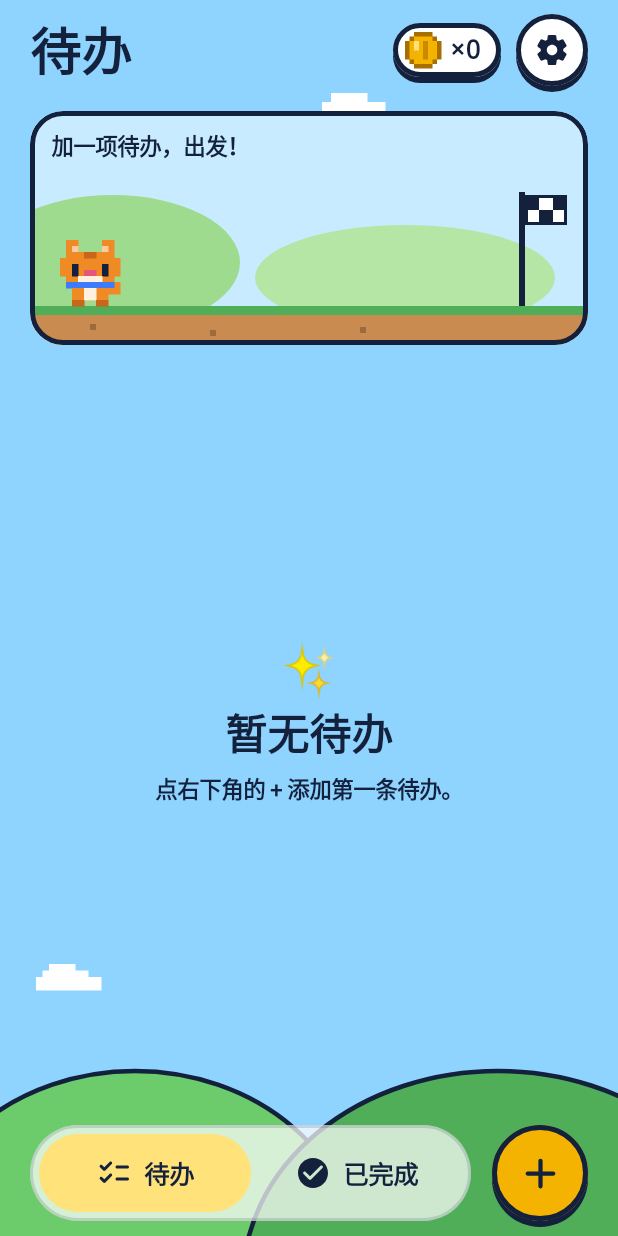
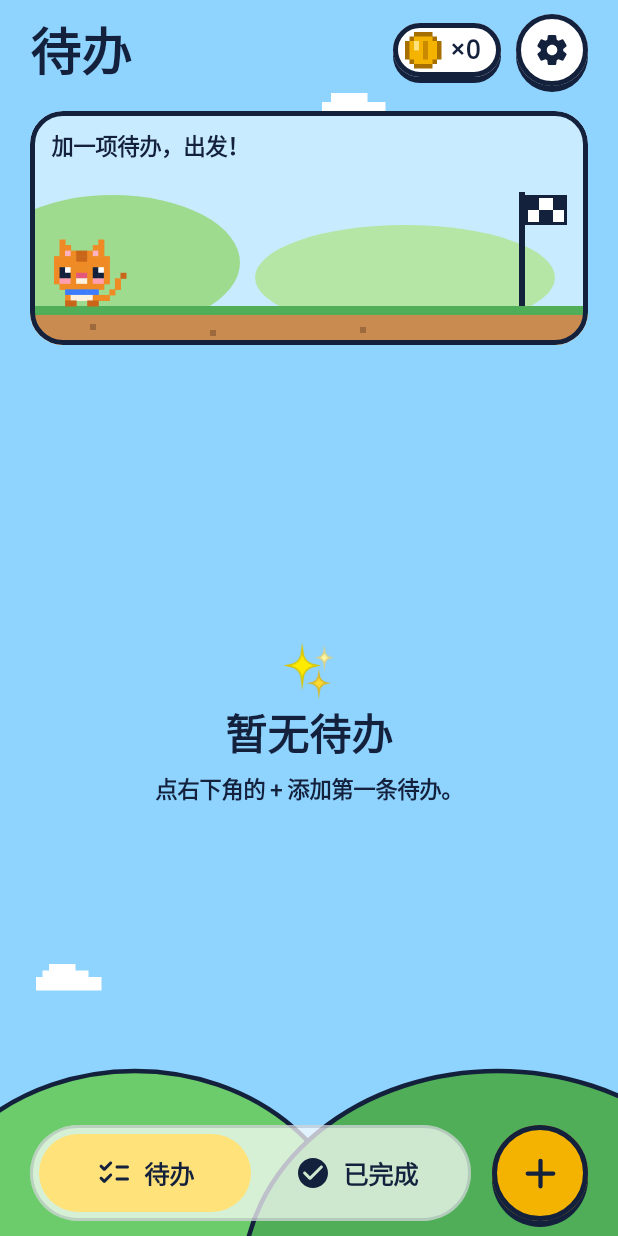
Before and after one commit to akshatwho/DoneBuzz-Android, an Android app built with Jetpack Compose: the screen it shows after launch (MainActivity), on a phone screen of 412 x 824 dp. Run offline under Robolectric (Android 15) with nearby library versions, the phone set to English and light mode, and no system bars; our stand-ins replace Room's generated code; libraries missing offline, so code that uses them is left out: androidx.glance, androidx.glance.appwidget.

Commit message:
Cuter wagging cat, drop confetti to match iOS
The cat gets bigger sparkly eyes, pink cheeks and pointy ears, and its tail
wags in short bursts with an occasional blink (still with Remove animations
on). Completing a task no longer rains confetti, matching the iOS app.

Co-Authored-By: Claude Opus 5.5 <noreply@anthropic.com>

```diff
--- a/app/src/main/java/com/adhd/donebuzz/ui/Components.kt
+++ b/app/src/main/java/com/adhd/donebuzz/ui/Components.kt
@@ -1,7 +1,6 @@
 package com.adhd.donebuzz.ui
 
 import androidx.compose.animation.core.Animatable
-import androidx.compose.animation.core.LinearEasing
 import androidx.compose.animation.core.keyframes
 import androidx.compose.animation.core.tween
 import androidx.compose.foundation.Canvas
@@ -28,14 +27,12 @@ import androidx.compose.ui.Modifier
 import androidx.compose.ui.geometry.Offset
 import androidx.compose.ui.geometry.Size
 import androidx.compose.ui.graphics.Color
-import androidx.compose.ui.graphics.drawscope.rotate
 import androidx.compose.ui.graphics.graphicsLayer
 import androidx.compose.ui.semantics.clearAndSetSemantics
 import androidx.compose.ui.semantics.contentDescription
 import androidx.compose.ui.unit.dp
 import com.adhd.donebuzz.i18n.LocalStrings
 import com.adhd.donebuzz.logic.StreakInfo
-import kotlin.random.Random
 
 /** The sky, rolling hills and clouds behind every screen. */
 @Composable
@@ -141,46 +138,3 @@ fun StreakBanner(info: StreakInfo) {
         }
     }
 }
-
-/** Confetti raining from the top of the screen, played once per [bursts] bump. */
-@Composable
-fun Confetti(bursts: Int, modifier: Modifier = Modifier) {
-    val reduceMotion = rememberReduceMotion()
-    val progress = remember { Animatable(1f) }
-    val pieces = remember(bursts) {
-        val random = Random(bursts)
-        val colors = listOf(Palette.gold, Palette.grass, Color(0xFFE5577A), Color(0xFF3D7BFF), Palette.sky, Color(0xFFF08A24))
-        List(70) {
-            Piece(
-                x = random.nextFloat(),
-                drift = random.nextFloat() * 0.3f - 0.15f,
-                speed = 0.7f + random.nextFloat() * 0.6f,
-                delay = random.nextFloat() * 0.25f,
-                spin = random.nextFloat() * 720f - 360f,
-                color = colors[random.nextInt(colors.size)],
-            )
-        }
-    }
-    LaunchedEffect(bursts) {
-        if (bursts > 0 && !reduceMotion) {
-            progress.snapTo(0f)
-            progress.animateTo(1f, tween(1900, easing = LinearEasing))
-        }
-    }
-    if (progress.value >= 1f) return
-    Canvas(modifier.fillMaxSize()) {
-        val p = progress.value
-        for (piece in pieces) {
-            val local = ((p - piece.delay) / (1 - piece.delay)).coerceIn(0f, 1f)
-            if (local <= 0f) continue
-            val y = -20f + local * piece.speed * size.height * 1.1f
-            val x = (piece.x + piece.drift * local) * size.width
-            val alpha = if (local > 0.8f) (1 - local) / 0.2f else 1f
-            rotate(piece.spin * local, Offset(x, y)) {
-                drawRect(piece.color.copy(alpha = alpha), Offset(x - 5f, y - 8f), Size(10.dp.toPx() / 1.6f, 16.dp.toPx() / 1.6f))
-            }
-        }
-    }
-}
-
-private data class Piece(val x: Float, val drift: Float, val speed: Float, val delay: Float, val spin: Float, val color: Color)
--- a/app/src/main/java/com/adhd/donebuzz/ui/RootScreen.kt
+++ b/app/src/main/java/com/adhd/donebuzz/ui/RootScreen.kt
@@ -89,7 +89,6 @@ fun RootScreen(addRequests: Int) {
     var editing by remember { mutableStateOf<Todo?>(null) }
     var showSettings by remember { mutableStateOf(false) }
     var showWhatsNew by remember { mutableStateOf(false) }
-    var confetti by remember { mutableIntStateOf(0) }
 
     // The widget's + opens the add sheet.
     LaunchedEffect(addRequests) {
@@ -127,7 +126,6 @@ fun RootScreen(addRequests: Int) {
                         feedback = feedback,
                         onSettings = { showSettings = true },
                         onEdit = { editing = it },
-                        onCelebrate = { confetti++ },
                         contentPadding = contentPadding,
                     )
                     else -> HistoryScreen(contentPadding)
@@ -138,7 +136,6 @@ fun RootScreen(addRequests: Int) {
                 onAdd = { adding = true },
                 modifier = Modifier.align(Alignment.BottomCenter).navigationBarsPadding().padding(horizontal = 20.dp).padding(bottom = 10.dp),
             )
-            Confetti(confetti)
         }
 
         if (adding) {
--- a/app/src/main/java/com/adhd/donebuzz/ui/Stage.kt
+++ b/app/src/main/java/com/adhd/donebuzz/ui/Stage.kt
@@ -21,6 +21,9 @@ import androidx.compose.material3.Text
 import androidx.compose.runtime.Composable
 import androidx.compose.runtime.LaunchedEffect
 import androidx.compose.runtime.getValue
+import androidx.compose.runtime.mutableIntStateOf
+import androidx.compose.runtime.setValue
+import kotlinx.coroutines.delay
 import androidx.compose.runtime.remember
 import androidx.compose.ui.Alignment
 import androidx.compose.ui.Modifier
@@ -144,9 +147,9 @@ fun Stage(done: Int, total: Int, position: Float, hops: Int, modifier: Modifier
                     },
             )
             // Crouch, jump, hang at the top, land with a squash, settle.
-            PixelSprite(
-                Sprite.cat,
-                Modifier
+            WaggingCat(
+                animated = !reduceMotion,
+                modifier = Modifier
                     .size(sprite)
                     .graphicsLayer {
                         transformOrigin = TransformOrigin(0.5f, 1f)
@@ -171,3 +174,28 @@ fun CheckeredFlag(modifier: Modifier = Modifier) {
         }
     }
 }
+
+/** One pixel-art frame per tick of the idle animation. */
+const val CAT_TICK_MS = 150L
+
+/** The cat's pose for a given tick: two quick wags, a rest, and an occasional blink. */
+fun catPose(tick: Int): Pair<Tail, Boolean> {
+    val wag = listOf(Tail.LEFT, Tail.MIDDLE, Tail.RIGHT, Tail.MIDDLE, Tail.LEFT, Tail.MIDDLE, Tail.RIGHT, Tail.MIDDLE)
+    val step = tick % 20
+    return (wag.getOrNull(step) ?: Tail.MIDDLE) to (tick % 31 == 14)
+}
+
+/** The cat, idly wagging its tail in little bursts and blinking now and then. */
+@Composable
+fun WaggingCat(animated: Boolean, modifier: Modifier = Modifier) {
+    var tick by remember { mutableIntStateOf(0) }
+    if (animated) {
+        LaunchedEffect(Unit) {
+            while (true) {
+                delay(CAT_TICK_MS)
+                tick++
+            }
+        }
+    }
+    PixelSprite(Sprite.catPoses.getValue(catPose(tick)), modifier)
+}
--- a/app/src/main/java/com/adhd/donebuzz/ui/Theme.kt
+++ b/app/src/main/java/com/adhd/donebuzz/ui/Theme.kt
@@ -85,6 +85,9 @@ fun rememberReduceMotion(): Boolean {
 
 // MARK: Pixel art
 
+/** Where the cat's tail is pointing; cycling left, middle, right, middle makes it wag. */
+enum class Tail { LEFT, MIDDLE, RIGHT }
+
 /** A sprite drawn from a grid of coloured rectangles, so pixel art stays crisp at any size. */
 class Sprite(val columns: Int, val rows: Int, val blocks: List<Block>) {
     data class Block(val x: Int, val y: Int, val w: Int, val h: Int, val color: Color)
@@ -107,33 +110,63 @@ class Sprite(val columns: Int, val rows: Int, val blocks: List<Block>) {
     companion object {
         private fun b(x: Int, y: Int, w: Int, h: Int, c: Color) = Block(x, y, w, h, c)
 
-        /** The hero: a little orange cat in a blue scarf. */
-        val cat: Sprite = run {
-            val fur = Color(0xFFF08A24)
-            val stripe = Color(0xFFC9661A)
-            val innerEar = Color(0xFFFFC9A3)
-            val cream = Color(0xFFFFF1DE)
-            val nose = Color(0xFFE5577A)
-            val scarf = Color(0xFF3D7BFF)
-            val eye = Palette.ink
-            Sprite(
-                12, 12,
-                listOf(
-                    b(2, 1, 2, 2, fur), b(8, 1, 2, 2, fur),
-                    b(3, 2, 1, 1, innerEar), b(8, 2, 1, 1, innerEar),
-                    b(2, 3, 8, 5, fur), b(1, 4, 10, 3, fur),
-                    b(5, 3, 2, 1, stripe),
-                    b(3, 5, 1, 2, eye), b(8, 5, 1, 2, eye),
-                    b(5, 6, 2, 1, nose),
-                    b(4, 7, 4, 1, cream),
-                    b(10, 8, 1, 1, fur),
-                    b(2, 8, 8, 1, scarf),
-                    b(3, 9, 6, 2, fur), b(5, 9, 2, 2, cream),
-                    b(9, 9, 2, 1, fur),
-                    b(3, 11, 2, 1, stripe), b(7, 11, 2, 1, stripe),
-                ),
-            )
+        /** Builds a sprite from rows of characters, one cell per character; unknown characters are see-through. */
+        fun fromArt(art: List<String>, palette: Map<Char, Color>): Sprite {
+            val blocks = art.flatMapIndexed { y, row ->
+                row.mapIndexedNotNull { x, c -> palette[c]?.let { b(x, y, 1, 1, it) } }
+            }
+            return Sprite(art.maxOf { it.length }, art.size, blocks)
         }
+
+        private val catPalette = mapOf(
+            'O' to Color(0xFFF08A24), // fur
+            'S' to Color(0xFFC9661A), // stripes, paws and tail tip
+            'P' to Color(0xFFFFB3C1), // inner ears
+            'C' to Color(0xFFFFF1DE), // muzzle and belly
+            'N' to Color(0xFFE5577A), // nose
+            'R' to Color(0xFFFF9FB0), // cheeks
+            'B' to Color(0xFF3D7BFF), // scarf
+            'K' to Palette.ink, // eyes
+            'W' to Color.White, // eye sparkle
+        )
+
+        private val catArt = listOf(
+            ".............",
+            ".O......O....",
+            ".OO....OO....",
+            ".OPOSSOPO....",
+            "OOOOSSOOOO...",
+            "OOOOOOOOOO...",
+            "OKWOOOOKWO...",
+            "OKKONNOKKO...",
+            "ORROCCORRO...",
+            ".OOOOOOOO....",
+            "..BBBBBB.....",
+            "..OCCCCO.....",
+            "..SS..SS.....",
+        )
+
+        /** Tail cells for each pose, from the base at the cat's hip out to the darker tip. */
+        private val tails = mapOf(
+            Tail.LEFT to listOf(8 to 11, 9 to 11, 10 to 10, 10 to 9, 11 to 8, 11 to 7),
+            Tail.MIDDLE to listOf(8 to 11, 9 to 11, 10 to 10, 11 to 9, 11 to 8, 12 to 7),
+            Tail.RIGHT to listOf(8 to 11, 9 to 11, 10 to 11, 11 to 10, 12 to 9, 12 to 8),
+        )
+
+        /** The hero: a little orange cat in a blue scarf, with big sparkly eyes and pink cheeks. */
+        fun cat(tail: Tail = Tail.MIDDLE, blinking: Boolean = false): Sprite {
+            val art = catArt.map { it.toCharArray() }.toMutableList()
+            if (blinking) art[6] = "OOOOOOOOOO...".toCharArray()
+            val cells = tails.getValue(tail)
+            cells.forEachIndexed { i, (x, y) -> art[y][x] = if (i == cells.lastIndex) 'S' else 'O' }
+            return fromArt(art.map { String(it) }, catPalette)
+        }
+
+        val cat: Sprite = cat()
+
+        /** All the cat's poses, built once so animating it allocates nothing. */
+        val catPoses: Map<Pair<Tail, Boolean>, Sprite> =
+            Tail.entries.flatMap { t -> listOf(false, true).map { (t to it) to cat(t, it) } }.toMap()
 
         val coin: Sprite = run {
             val rim = Color(0xFFA66F00)
--- a/app/src/main/java/com/adhd/donebuzz/ui/TodayScreen.kt
+++ b/app/src/main/java/com/adhd/donebuzz/ui/TodayScreen.kt
@@ -84,7 +84,6 @@ fun TodayScreen(
     feedback: Feedback,
     onSettings: () -> Unit,
     onEdit: (Todo) -> Unit,
-    onCelebrate: () -> Unit,
     contentPadding: PaddingValues,
 ) {
     val s = LocalStrings.current
@@ -181,7 +180,6 @@ fun TodayScreen(
                                 if (!todo.isDone) {
                                     hops++
                                     feedback.taskCompleted()
-                                    onCelebrate()
                                 } else {
                                     feedback.tick()
                                 }
```
Also changed, not shown: 1 other file.
